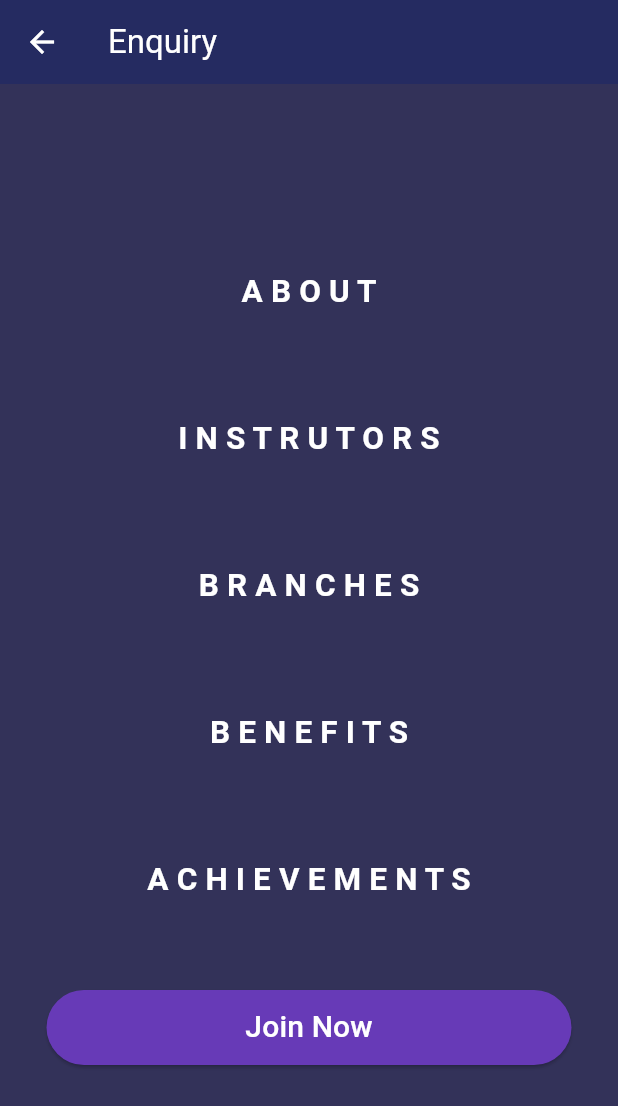
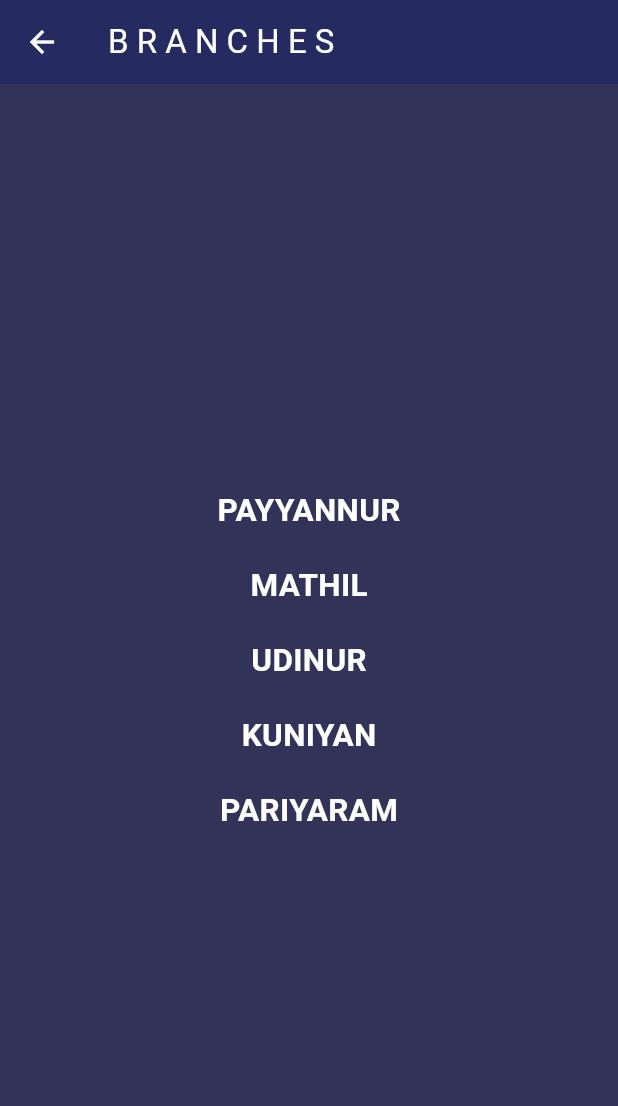
Before and after one commit to Rahul-Sanjeev/Alan-Thilak-Karate-School-International, a Flutter app: the EnquiryScreen screen opened by its route, after a tap on "B R A N C H E S", on a phone screen of 412 x 824 dp. Shown: the top 1106 px of the screen. Run offline on Flutter 3.47's test engine with Material 2 defaults, Android fonts, the phone set to English and light mode, and no system bars.

Commit message:
Enquiry Screen Updated

```diff
--- /dev/null
+++ b/alanthilakapp/lib/screens/Enquiry/branches.dart
@@ -0,0 +1,62 @@
+import 'package:alanthilakapp/contants/colors.dart';
+import 'package:alanthilakapp/contants/styles.dart';
+import 'package:flutter/material.dart';
+
+class BranchesScreen extends StatelessWidget {
+  const BranchesScreen({super.key});
+  static const id = 'branches_screen';
+
+  @override
+  Widget build(BuildContext context) {
+    return Scaffold(
+      backgroundColor: kScaffoldBGColor,
+      appBar: AppBar(
+        iconTheme: const IconThemeData(color: Colors.white),
+        backgroundColor: kAppBarColor,
+        title: const Text(
+          'B R A N C H E S',
+          style: TextStyle(color: Colors.white),
+        ),
+      ),
+      body: const Center(
+        child: Column(
+          mainAxisAlignment: MainAxisAlignment.center,
+          children: [
+            Text(
+              'PAYYANNUR',
+              style: kEnquryTxtStyle,
+            ),
+            SizedBox(
+              height: 20,
+            ),
+            Text(
+              'MATHIL',
+              style: kEnquryTxtStyle,
+            ),
+            SizedBox(
+              height: 20,
+            ),
+            Text(
+              'UDINUR',
+              style: kEnquryTxtStyle,
+            ),
+            SizedBox(
+              height: 20,
+            ),
+            Text(
+              'KUNIYAN',
+              style: kEnquryTxtStyle,
+            ),
+            SizedBox(
+              height: 20,
+            ),
+            Text(
+              'PARIYARAM',
+              style: kEnquryTxtStyle,
+            ),
+          ],
+        ),
+      ),
+    );
+  }
+}
--- a/alanthilakapp/lib/screens/Membership/enquiry.dart
+++ b/alanthilakapp/lib/screens/Membership/enquiry.dart
@@ -2,6 +2,9 @@ import 'package:alanthilakapp/contants/colors.dart';
 import 'package:alanthilakapp/contants/styles.dart';
 import 'package:alanthilakapp/screens/Enquiry/Instructors.dart';
 import 'package:alanthilakapp/screens/Enquiry/about.dart';
+import 'package:alanthilakapp/screens/Enquiry/achievements.dart';
+import 'package:alanthilakapp/screens/Enquiry/benefits.dart';
+import 'package:alanthilakapp/screens/Enquiry/branches.dart';
 import 'package:alanthilakapp/screens/Membership/join.dart';
 import 'package:flutter/material.dart';
 
@@ -56,6 +59,7 @@ class EnquiryScreen extends StatelessWidget {
               TextButton(
                 onPressed: () {
                   // navigate to branches screen;
+                  Navigator.pushNamed(context, BranchesScreen.id);
                 },
                 child: const Text(
                   'B R A N C H E S',
@@ -68,6 +72,7 @@ class EnquiryScreen extends StatelessWidget {
               TextButton(
                 onPressed: () {
                   // navigate to benefits screen;
+                  Navigator.pushNamed(context, BenefitsScreen.id);
                 },
                 child: const Text(
                   'B E N E F I T S',
@@ -80,6 +85,7 @@ class EnquiryScreen extends StatelessWidget {
               TextButton(
                 onPressed: () {
                   // navigate to achievement screen;
+                  Navigator.pushNamed(context, AchievementsScreen.id);
                 },
                 child: const Text(
                   'A C H I E V E M E N T S',
```
Also changed, not shown: alanthilakapp/lib/main.dart (+13 -2 lines), alanthilakapp/lib/screens/Enquiry/Instructors.dart (+14 -8 lines), alanthilakapp/lib/screens/Enquiry/achievements.dart (added, +22 -0 lines), alanthilakapp/lib/screens/Enquiry/benefits.dart (added, +22 -0 lines).
